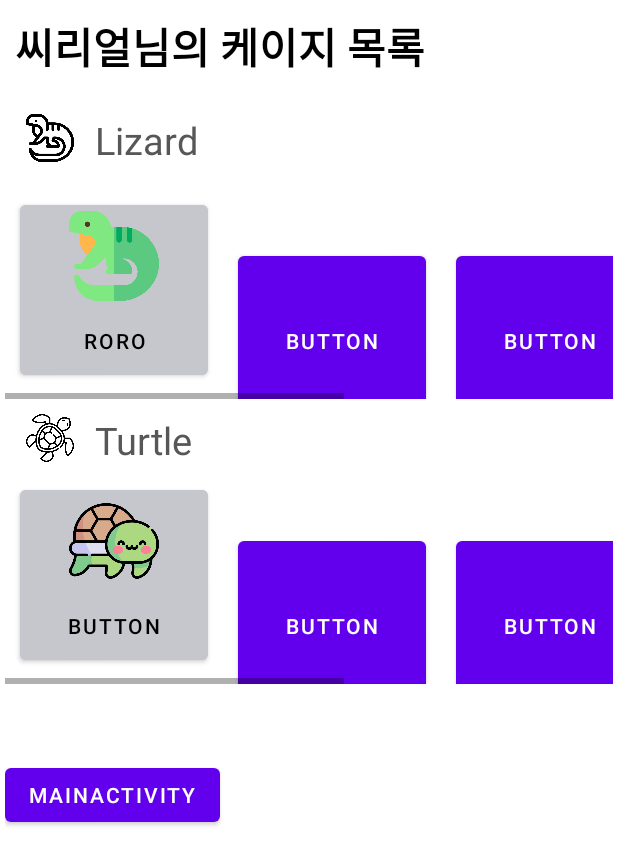
After one commit to seo-00/Cage-Android, an Android app: the ListActivity screen opened directly, with no data from a screen before it, on a phone screen of 412 x 824 dp. The commit adds this screen. Shown: the top 865 px of the screen. Run offline under Robolectric (Android 15) with nearby library versions, the phone set to English and light mode, and no system bars; network calls fail.

Commit message:
CageList

```diff
--- a/app/src/main/AndroidManifest.xml
+++ b/app/src/main/AndroidManifest.xml
@@ -15,6 +15,13 @@
         android:theme="@style/Theme.Smart_cage_android"
         android:usesCleartextTraffic="true"
         tools:targetApi="31">
+        <activity
+            android:name=".ListActivity"
+            android:exported="false">
+            <meta-data
+                android:name="android.app.lib_name"
+                android:value="" />
+        </activity>
         <activity
             android:name=".PersonalConfigActivity"
             android:exported="false">
--- /dev/null
+++ b/app/src/main/java/com/example/smart_cage_android/ListActivity.java
@@ -0,0 +1,31 @@
+package com.example.smart_cage_android;
+
+import androidx.appcompat.app.AppCompatActivity;
+
+import android.content.Intent;
+import android.os.Bundle;
+import android.view.View;
+import android.widget.Button;
+import android.widget.EditText;
+import android.widget.TextView;
+
+public class ListActivity extends AppCompatActivity {
+
+    private Button btn_move;
+
+    @Override
+    protected void onCreate(Bundle savedInstanceState) {
+        super.onCreate(savedInstanceState);
+        setContentView(R.layout.activity_list);
+
+
+        btn_move = findViewById(R.id.nextpagebtn);
+        btn_move.setOnClickListener(new View.OnClickListener() {
+            @Override
+            public void onClick(View view) {
+                Intent intent = new Intent(ListActivity.this , MainActivity.class);
+                startActivity(intent); //activity 이동
+            }
+        });
+    }
+}
--- a/app/src/main/java/com/example/smart_cage_android/loginActivity.java
+++ b/app/src/main/java/com/example/smart_cage_android/loginActivity.java
@@ -58,7 +58,7 @@ public class loginActivity extends AppCompatActivity {
                                 String userPW = jsonObject.getString("userPassword");
                                 Toast.makeText(getApplicationContext(), "로그인에 성공하였습니다.", Toast.LENGTH_SHORT).show();
                                 //출발 -> 도착
-                                Intent intent = new Intent(loginActivity.this, MainActivity.class);
+                                Intent intent = new Intent(loginActivity.this, ListActivity.class);
                                 intent.putExtra("userID", userID);
                                 intent.putExtra("userPassword", userPW);
                                 startActivity(intent);
--- /dev/null
+++ b/app/src/main/res/drawable/btnlizardxml.xml
@@ -0,0 +1,8 @@
+<?xml version="1.0" encoding="utf-8"?>
+<layer-list xmlns:android="http://schemas.android.com/apk/res/android">
+
+    <item
+        android:drawable="@drawable/btnlizard"
+        android:width="60dp"
+        android:height="60dp" />
+</layer-list>
--- /dev/null
+++ b/app/src/main/res/drawable/btnturtlexml.xml
@@ -0,0 +1,8 @@
+<?xml version="1.0" encoding="utf-8"?>
+<layer-list xmlns:android="http://schemas.android.com/apk/res/android">
+
+    <item
+        android:drawable="@drawable/btnturtle"
+        android:width="60dp"
+        android:height="60dp" />
+</layer-list>
--- /dev/null
+++ b/app/src/main/res/drawable/lizardxml.xml
@@ -0,0 +1,8 @@
+<?xml version="1.0" encoding="utf-8"?>
+<layer-list xmlns:android="http://schemas.android.com/apk/res/android">
+
+    <item
+        android:drawable="@drawable/lizard"
+        android:width="60dp"
+        android:height="60dp" />
+</layer-list>
--- /dev/null
+++ b/app/src/main/res/drawable/turtlexml.xml
@@ -0,0 +1,9 @@
+<?xml version="1.0" encoding="utf-8"?>
+<layer-list xmlns:android="http://schemas.android.com/apk/res/android">
+
+    <item
+        android:drawable="@drawable/turtle"
+        android:width="60dp"
+        android:height="60dp" />
+
+</layer-list>
--- /dev/null
+++ b/app/src/main/res/layout/activity_list.xml
@@ -0,0 +1,200 @@
+<?xml version="1.0" encoding="utf-8"?>
+<androidx.constraintlayout.widget.ConstraintLayout xmlns:android="http://schemas.android.com/apk/res/android"
+    xmlns:app="http://schemas.android.com/apk/res-auto"
+    xmlns:tools="http://schemas.android.com/tools"
+    android:layout_width="match_parent"
+    android:layout_height="match_parent"
+    tools:context=".ListActivity">
+
+    <TextView
+        android:id="@+id/pagename"
+        android:layout_width="wrap_content"
+        android:layout_height="wrap_content"
+
+        android:layout_marginStart="10dp"
+        android:layout_marginTop="10dp"
+        android:layout_marginBottom="14dp"
+        android:text="씨리얼님의 케이지 목록"
+        android:textColor="#000000"
+        android:textSize="28sp"
+        android:textStyle="bold"
+        app:layout_constraintBottom_toTopOf="@+id/scrollView2"
+        app:layout_constraintStart_toStartOf="parent"
+        app:layout_constraintTop_toTopOf="parent" />
+
+    <ScrollView
+        android:id="@+id/scrollView2"
+        android:layout_width="0dp"
+        android:layout_height="0dp"
+        android:layout_marginStart="3dp"
+        android:layout_marginEnd="3dp"
+        app:layout_constraintBottom_toBottomOf="parent"
+        app:layout_constraintEnd_toEndOf="parent"
+        app:layout_constraintStart_toStartOf="parent"
+        app:layout_constraintTop_toBottomOf="@+id/pagename">
+
+        <LinearLayout
+            android:layout_width="match_parent"
+            android:layout_height="wrap_content"
+            android:orientation="vertical">
+
+            <LinearLayout
+                android:layout_width="match_parent"
+                android:layout_height="match_parent"
+                android:orientation="horizontal">
+
+                <ImageView
+                    android:id="@+id/imagelizard"
+                    android:layout_width="40dp"
+                    android:layout_height="32dp"
+                    android:layout_marginLeft="10dp"
+                    android:layout_marginTop="10dp"
+                    app:srcCompat="@drawable/lizard" />
+
+                <TextView
+                    android:id="@+id/group_lizard"
+                    android:layout_width="wrap_content"
+                    android:layout_height="wrap_content"
+                    android:layout_marginLeft="10dp"
+                    android:layout_marginTop="10dp"
+                    android:text="Lizard"
+                    android:textColor="#575757"
+                    android:textSize="25sp" />
+
+            </LinearLayout>
+
+            <HorizontalScrollView
+                android:layout_width="match_parent"
+                android:layout_height="match_parent"
+                android:layout_marginTop="10dp">
+
+                <LinearLayout
+                    android:layout_width="wrap_content"
+                    android:layout_height="match_parent">
+
+                    <Button
+                        android:id="@+id/testbtn1"
+                        android:layout_width="125dp"
+                        android:layout_height="125dp"
+                        android:layout_margin="10dp"
+                        android:backgroundTint="@color/material_dynamic_neutral80"
+                        android:drawableTop="@drawable/btnlizardxml"
+                        android:text="roro"
+                        android:textColor="#000000" />
+
+                    <Button
+                        android:id="@+id/testbtn2"
+                        android:layout_width="125dp"
+                        android:layout_height="125dp"
+                        android:layout_margin="10dp"
+                        android:text="Button" />
+
+                    <Button
+                        android:id="@+id/testbtn3"
+                        android:layout_width="125dp"
+                        android:layout_height="125dp"
+                        android:layout_margin="10dp"
+                        android:text="Button" />
+
+                    <Button
+                        android:id="@+id/testbtn4"
+                        android:layout_width="125dp"
+                        android:layout_height="125dp"
+                        android:layout_margin="10dp"
+                        android:text="Button" />
+
+                    <Button
+                        android:id="@+id/testbtn5"
+                        android:layout_width="125dp"
+                        android:layout_height="125dp"
+                        android:layout_margin="10dp"
+                        android:text="Button" />
+
+                </LinearLayout>
+            </HorizontalScrollView>
+
+            <LinearLayout
+                android:layout_width="match_parent"
+                android:layout_height="match_parent"
+                android:orientation="horizontal">
+
+                <ImageView
+                    android:id="@+id/imageturtle"
+                    android:layout_width="40dp"
+                    android:layout_height="32dp"
+                    android:layout_marginLeft="10dp"
+                    android:layout_marginTop="10dp"
+                    app:srcCompat="@drawable/turtle" />
+
+                <TextView
+                    android:id="@+id/group_turtle"
+                    android:layout_width="wrap_content"
+                    android:layout_height="wrap_content"
+                    android:layout_marginLeft="10dp"
+                    android:layout_marginTop="10dp"
+                    android:text="Turtle"
+                    android:textColor="#575757"
+                    android:textSize="25sp" />
+
+            </LinearLayout>
+
+            <HorizontalScrollView
+                android:layout_width="match_parent"
+                android:layout_height="match_parent">
+
+                <LinearLayout
+                    android:layout_width="wrap_content"
+                    android:layout_height="match_parent">
+
+                    <Button
+                        android:id="@+id/testbtn6"
+                        android:layout_width="125dp"
+                        android:layout_height="125dp"
+                        android:layout_margin="10dp"
+                        android:backgroundTint="@color/material_dynamic_neutral80"
+                        android:drawableTop="@drawable/btnturtlexml"
+                        android:text="Button"
+                        android:textColor="#000000" />
+
+                    <Button
+                        android:id="@+id/testbtn7"
+                        android:layout_width="125dp"
+                        android:layout_height="125dp"
+                        android:layout_margin="10dp"
+                        android:text="Button" />
+
+                    <Button
+                        android:id="@+id/testbtn8"
+                        android:layout_width="125dp"
+                        android:layout_height="125dp"
+                        android:layout_margin="10dp"
+                        android:text="Button" />
+
+                    <Button
+                        android:id="@+id/testbtn9"
+                        android:layout_width="125dp"
+                        android:layout_height="125dp"
+                        android:layout_margin="10dp"
+                        android:text="Button" />
+
+                    <Button
+                        android:id="@+id/testbtn10"
+                        android:layout_width="125dp"
+                        android:layout_height="125dp"
+                        android:layout_margin="10dp"
+                        android:text="Button" />
+                </LinearLayout>
+            </HorizontalScrollView>
+
+            <Button
+                android:id="@+id/nextpagebtn"
+                android:layout_width="wrap_content"
+                android:layout_height="wrap_content"
+                android:text="MainActivity"
+                android:layout_marginTop="50dp"
+                />
+
+        </LinearLayout>
+    </ScrollView>
+
+</androidx.constraintlayout.widget.ConstraintLayout>
```
Also changed, not shown: app/src/main/res/drawable/btnlizard.png (added), app/src/main/res/drawable/btnturtle.png (added), app/src/main/res/drawable/lizard.png (added), app/src/main/res/drawable/turtle.png (added).
